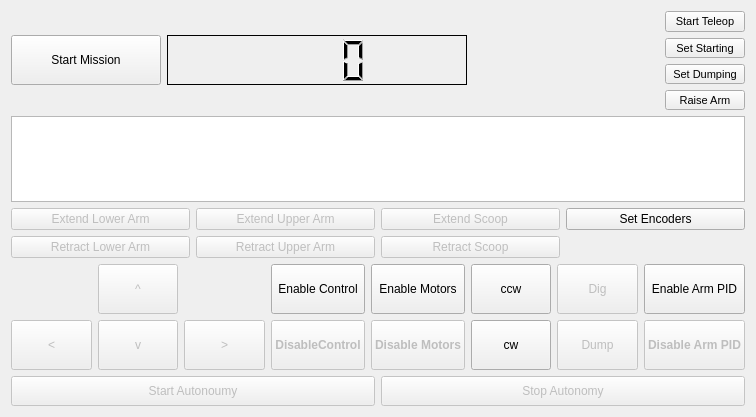
First picture: the form in src/tfr_mission_control/src/tfr_mission_control/mission_control.ui, repository mendomic/NasaRmc2019, before the edit.
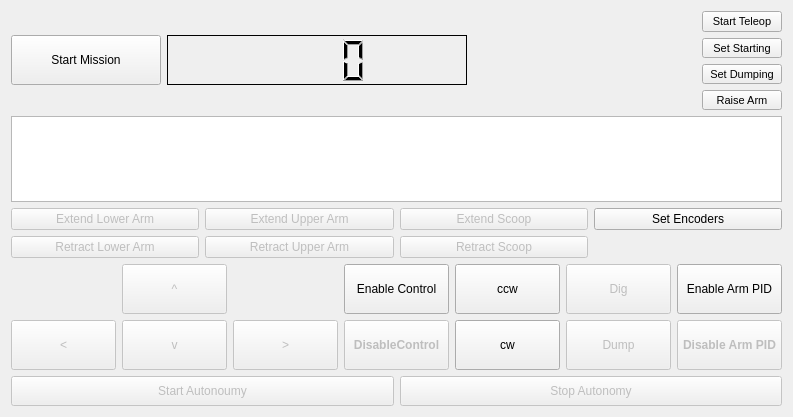
Second picture: the form after the edit.

Commit message: Remove unused motor control button from front end

What changed in the file:
```diff
--- a/src/tfr_mission_control/src/tfr_mission_control/mission_control.ui
+++ b/src/tfr_mission_control/src/tfr_mission_control/mission_control.ui
@@ -9,7 +9,7 @@
    <rect>
     <x>0</x>
     <y>0</y>
-    <width>756</width>
+    <width>793</width>
     <height>417</height>
    </rect>
   </property>
@@ -370,7 +370,7 @@
        </property>
       </widget>
      </item>
-     <item row="1" column="6">
+     <item row="1" column="5">
       <widget class="QPushButton" name="cw_button">
        <property name="enabled">
         <bool>true</bool>
@@ -395,23 +395,7 @@
        </property>
       </widget>
      </item>
-     <item row="1" column="7">
-      <widget class="QPushButton" name="dump_button">
-       <property name="enabled">
-        <bool>false</bool>
-       </property>
-       <property name="sizePolicy">
-        <sizepolicy hsizetype="Minimum" vsizetype="Minimum">
-         <horstretch>0</horstretch>
-         <verstretch>0</verstretch>
-        </sizepolicy>
-       </property>
-       <property name="text">
-        <string>Dump</string>
-       </property>
-      </widget>
-     </item>
-     <item row="0" column="6">
+     <item row="0" column="5">
       <widget class="QPushButton" name="ccw_button">
        <property name="enabled">
         <bool>true</bool>
@@ -502,22 +486,6 @@
        </property>
       </widget>
      </item>
-     <item row="0" column="7">
-      <widget class="QPushButton" name="dig_button">
-       <property name="enabled">
-        <bool>false</bool>
-       </property>
-       <property name="minimumSize">
-        <size>
-         <width>0</width>
-         <height>50</height>
-        </size>
-       </property>
-       <property name="text">
-        <string>Dig</string>
-       </property>
-      </widget>
-     </item>
      <item row="0" column="4">
       <widget class="QPushButton" name="control_enable_button">
        <property name="sizePolicy">
@@ -537,42 +505,7 @@
        </property>
       </widget>
      </item>
-     <item row="0" column="5">
-      <widget class="QPushButton" name="motor_enable_button">
-       <property name="sizePolicy">
-        <sizepolicy hsizetype="Minimum" vsizetype="Minimum">
-         <horstretch>0</horstretch>
-         <verstretch>0</verstretch>
-        </sizepolicy>
-       </property>
-       <property name="text">
-        <string>Enable Motors</string>
-       </property>
-      </widget>
-     </item>
-     <item row="1" column="5">
-      <widget class="QPushButton" name="motor_disable_button">
-       <property name="enabled">
-        <bool>false</bool>
-       </property>
-       <property name="sizePolicy">
-        <sizepolicy hsizetype="Minimum" vsizetype="Minimum">
-         <horstretch>0</horstretch>
-         <verstretch>0</verstretch>
-        </sizepolicy>
-       </property>
-       <property name="font">
-        <font>
-         <weight>75</weight>
-         <bold>true</bold>
-        </font>
-       </property>
-       <property name="text">
-        <string>Disable Motors</string>
-       </property>
-      </widget>
-     </item>
-     <item row="0" column="8">
+     <item row="0" column="7">
       <widget class="QPushButton" name="arm_pid_enable_button">
        <property name="sizePolicy">
         <sizepolicy hsizetype="Minimum" vsizetype="Minimum">
@@ -585,7 +518,7 @@
        </property>
       </widget>
      </item>
-     <item row="1" column="8">
+     <item row="1" column="7">
       <widget class="QPushButton" name="arm_pid_disable_button">
        <property name="enabled">
         <bool>false</bool>
@@ -607,6 +540,38 @@
        </property>
       </widget>
      </item>
+     <item row="1" column="6">
+      <widget class="QPushButton" name="dump_button">
+       <property name="enabled">
+        <bool>false</bool>
+       </property>
+       <property name="sizePolicy">
+        <sizepolicy hsizetype="Minimum" vsizetype="Minimum">
+         <horstretch>0</horstretch>
+         <verstretch>0</verstretch>
+        </sizepolicy>
+       </property>
+       <property name="text">
+        <string>Dump</string>
+       </property>
+      </widget>
+     </item>
+     <item row="0" column="6">
+      <widget class="QPushButton" name="dig_button">
+       <property name="enabled">
+        <bool>false</bool>
+       </property>
+       <property name="minimumSize">
+        <size>
+         <width>0</width>
+         <height>50</height>
+        </size>
+       </property>
+       <property name="text">
+        <string>Dig</string>
+       </property>
+      </widget>
+     </item>
     </layout>
    </item>
    <item>
```
Left out of the diff: 13 changed lines with no effect on the pictures. The commit also changes 1 other file.
